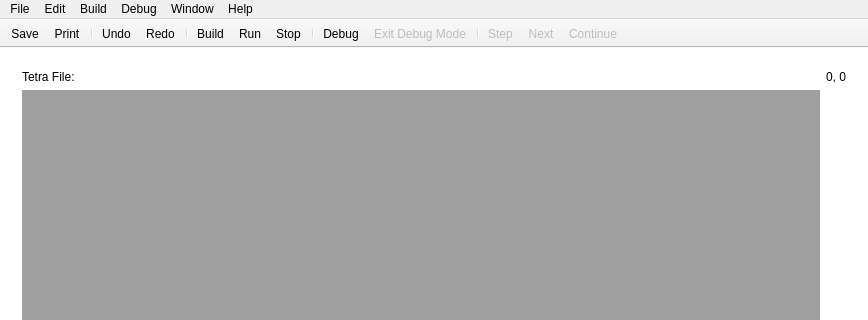
IanFinlayson/tetra, file source/ide/mainwindow.ui: the form before one commit; both pictures show x 0 to 868 and y 0 to 320 of the 868 by 597 pixel window.
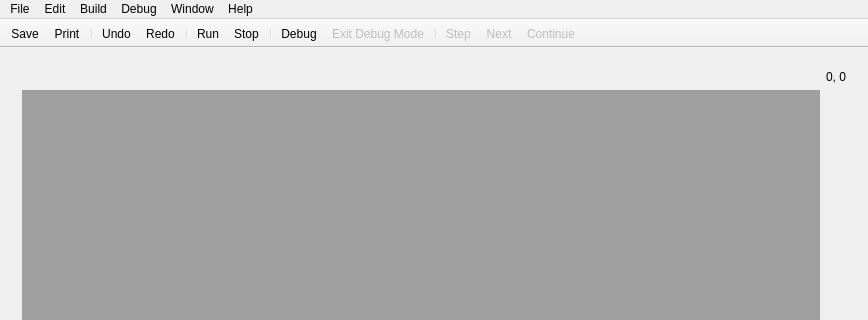
The form after the commit. Icons and pictures are not drawn. Custom widgets are drawn as their Qt base class.

What changed in the file:
```diff
--- a/source/ide/mainwindow.ui
+++ b/source/ide/mainwindow.ui
@@ -18,7 +18,7 @@
   </property>
   <widget class="QWidget" name="centralWidget">
    <property name="styleSheet">
-    <string notr="true">background: rgb(255, 255, 255)</string>
+    <string notr="true"/>
    </property>
    <layout class="QGridLayout" name="gridLayout_3">
     <item row="0" column="0">
@@ -60,13 +60,6 @@
           </property>
          </widget>
         </item>
-        <item row="0" column="0">
-         <widget class="QLabel" name="tetraFileLabel">
-          <property name="text">
-           <string>Tetra File:</string>
-          </property>
-         </widget>
-        </item>
         <item row="0" column="1">
          <widget class="QLabel" name="cursorPosition">
           <property name="sizePolicy">
@@ -295,7 +288,6 @@
    <addaction name="actionUndo"/>
    <addaction name="actionRedo"/>
    <addaction name="separator"/>
-   <addaction name="actionBuild"/>
    <addaction name="actionRun"/>
    <addaction name="actionStop"/>
    <addaction name="separator"/>
```
Left out of the diff: 38 changed lines with no effect on the pictures.
